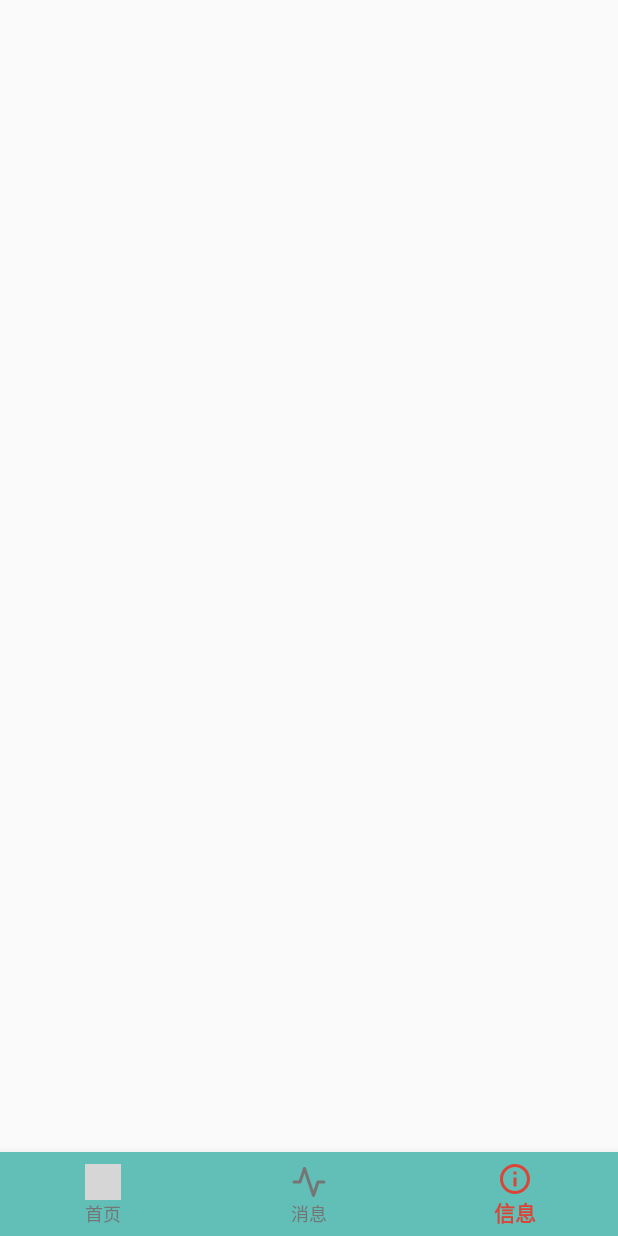
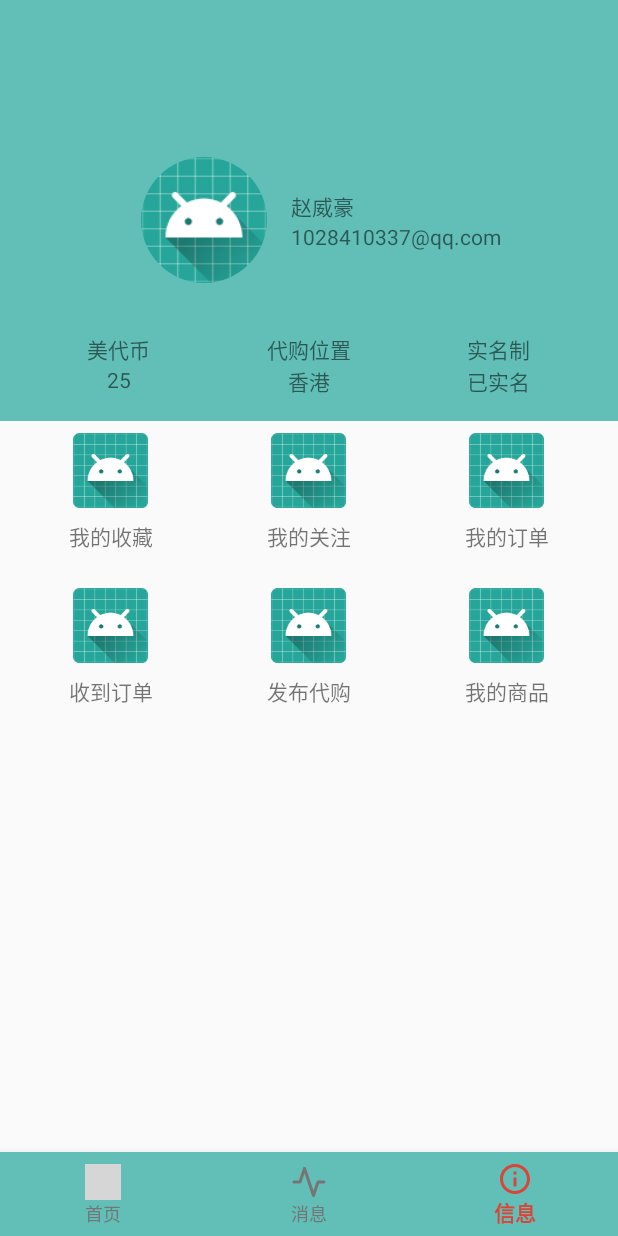
Before and after one commit to zhaoweih/Meidai, an Android app: the screen it shows after launch (MainActivity), item 3 of the bottom bar chosen, on a phone screen of 412 x 824 dp. Run offline under Robolectric (Android 15) with nearby library versions, the phone set to English and light mode, and no system bars; our stand-ins replace CircleImageView, Picasso; libraries missing offline, so code that uses them is left out: com.lzy.ninegrid, io.socket.client, org.litepal, org.litepal.crud; pictures from the network do not load; 3 statements that could not run were skipped; grey boxes are pictures that could not be loaded.

Commit message:
保存工作

```diff
--- a/app/build.gradle
+++ b/app/build.gradle
@@ -46,6 +46,7 @@ dependencies {
     compile 'com.lzy.widget:ninegridview:0.2.0'
     compile "org.jetbrains.anko:anko-commons:0.10.5"
     compile "org.jetbrains.anko:anko-design:0.10.5" // For SnackBars
+    compile 'de.hdodenhof:circleimageview:2.1.0'
     compile('io.socket:socket.io-client:0.8.3') {
         exclude group: 'org.json', module: 'json'
     }
--- a/app/src/main/java/me/zhaoweihao/shopping/ui/InfoFragment.java
+++ b/app/src/main/java/me/zhaoweihao/shopping/ui/InfoFragment.java
@@ -1,22 +1,88 @@
 package me.zhaoweihao.shopping.ui;
 
+import android.content.Intent;
 import android.os.Bundle;
-import android.support.annotation.NonNull;
 import android.support.annotation.Nullable;
 import android.support.v4.app.Fragment;
 import android.view.LayoutInflater;
 import android.view.View;
 import android.view.ViewGroup;
-import android.widget.Button;
+import android.view.textservice.TextInfo;
+import android.widget.LinearLayout;
+import android.widget.TextView;
+import android.widget.Toast;
+
+import org.litepal.crud.DataSupport;
 
 import me.zhaoweihao.shopping.R;
-
+import me.zhaoweihao.shopping.database.UserInfo;
+import me.zhaoweihao.shopping.goods.CollectionActivity;
+import me.zhaoweihao.shopping.goods.MyGoodsActivity;
+import me.zhaoweihao.shopping.goods.PublishGoodsActivity;
+import me.zhaoweihao.shopping.trade.PurchaserTradeActivity;
+import me.zhaoweihao.shopping.trade.SellerTradeActivity;
+import me.zhaoweihao.shopping.user.ConcernActivity;
 
 public class InfoFragment extends Fragment {
+
+    private LinearLayout[] linearLayouts;
+
+    private int[] lls = {R.id.ll_user_collect, R.id.ll_user_concern, R.id.ll_user_trade_purchaser, R.id.ll_user_trade_seller,
+    R.id.ll_publish_goods, R.id.ll_my_goods};
+
+    private int[] tvs = {R.id.tv_username, R.id.tv_phone, R.id.tv_usercoin, R.id.tv_location, R.id.tv_userauthenticated};
+
+    private TextView[] textViews;
 
     public InfoFragment() {
 
     }
 
     public static InfoFragment newInstance() { return new InfoFragment(); }
+
+    @Nullable
+    @Override
+    public View onCreateView(LayoutInflater inflater, @Nullable ViewGroup container, @Nullable Bundle savedInstanceState) {
+        View view = inflater.inflate(R.layout.fragment_info, container, false);
+
+        initViews(view);
+
+        return view;
+    }
+
+    private void initViews(View view) {
+
+        UserInfo userInfo = DataSupport.findFirst(UserInfo.class);
+
+        if (userInfo == null || userInfo.getUserAuthenticated() == null) {
+            Toast.makeText(getActivity(), "请登录", Toast.LENGTH_SHORT).show();
+            return;
+        }
+
+        String[] strings = {userInfo.getUserName(), userInfo.getUserPhone(), String.valueOf(userInfo.getUserCoin()),
+        userInfo.getUserAddressMore(), userInfo.getUserAuthenticated() == 1 ? "已实名":"未实名"};
+
+        textViews = new TextView[tvs.length];
+
+        for (int i = 0;i < tvs.length; i++) {
+            textViews[i] = view.findViewById(tvs[i]);
+            textViews[i].setText(strings[i]);
+        }
+
+        Class[] classes = {CollectionActivity.class, ConcernActivity.class, PurchaserTradeActivity.class,
+                SellerTradeActivity.class, PublishGoodsActivity.class, MyGoodsActivity.class};
+
+        linearLayouts = new LinearLayout[lls.length];
+
+        for (int i = 0; i < lls.length; i++) {
+            linearLayouts[i] = view.findViewById(lls[i]);
+
+            int finalI = i;
+            linearLayouts[i].setOnClickListener(view1 -> {
+                Intent intent = new Intent(getActivity(), classes[finalI]);
+                startActivity(intent);
+            });
+        }
+
+    }
 }
--- /dev/null
+++ b/app/src/main/res/layout/fragment_info.xml
@@ -0,0 +1,294 @@
+<?xml version="1.0" encoding="utf-8"?>
+<android.support.constraint.ConstraintLayout xmlns:android="http://schemas.android.com/apk/res/android"
+    xmlns:app="http://schemas.android.com/apk/res-auto"
+    android:layout_width="match_parent"
+    android:layout_height="match_parent">
+
+    <LinearLayout
+        android:layout_width="match_parent"
+        android:layout_height="match_parent"
+        android:orientation="vertical">
+
+        <android.support.design.widget.AppBarLayout
+            android:layout_width="match_parent"
+            android:layout_height="wrap_content"
+            android:theme="@style/AppTheme.AppBarOverlay"
+            app:elevation="0dp">
+
+            <android.support.v7.widget.Toolbar
+                android:id="@+id/toolbar"
+                android:layout_width="match_parent"
+                android:layout_height="?attr/actionBarSize"
+                android:background="?attr/colorPrimary"
+                app:popupTheme="@style/AppTheme.PopupOverlay" />
+
+        </android.support.design.widget.AppBarLayout>
+
+        <FrameLayout
+            android:layout_width="match_parent"
+            android:layout_height="wrap_content"
+            android:background="@color/colorPrimary"
+            android:padding="16dp">
+
+            <LinearLayout
+                android:layout_width="match_parent"
+                android:layout_height="wrap_content"
+                android:orientation="vertical">
+
+                <LinearLayout
+                    android:layout_width="match_parent"
+                    android:layout_height="150dp"
+                    android:gravity="center"
+                    android:orientation="horizontal">
+
+                    <de.hdodenhof.circleimageview.CircleImageView
+                        android:id="@+id/iv_avatar"
+                        android:layout_width="100dp"
+                        android:layout_height="100dp"
+                        android:src="@mipmap/ic_launcher"
+                        android:layout_margin="8dp"
+                        android:padding="8dp"
+                        />
+
+                    <LinearLayout
+                        android:layout_width="wrap_content"
+                        android:layout_height="wrap_content"
+                        android:orientation="vertical">
+
+                        <TextView
+                            android:id="@+id/tv_username"
+                            android:layout_width="wrap_content"
+                            android:layout_height="wrap_content"
+                            android:text="赵威豪" />
+
+                        <TextView
+                            android:id="@+id/tv_phone"
+                            android:layout_width="wrap_content"
+                            android:layout_height="wrap_content"
+                            android:text="1028410337@qq.com" />
+                    </LinearLayout>
+                </LinearLayout>
+
+                <LinearLayout
+                    android:layout_width="match_parent"
+                    android:layout_height="wrap_content"
+                    android:orientation="horizontal">
+
+                    <LinearLayout
+                        android:layout_width="0dp"
+                        android:layout_height="wrap_content"
+                        android:layout_weight="1"
+                        android:gravity="center"
+                        android:orientation="vertical">
+
+                        <TextView
+                            android:layout_width="wrap_content"
+                            android:layout_height="wrap_content"
+                            android:text="美代币" />
+
+                        <TextView
+                            android:id="@+id/tv_usercoin"
+                            android:layout_width="wrap_content"
+                            android:layout_height="wrap_content"
+                            android:text="25" />
+
+                    </LinearLayout>
+
+                    <LinearLayout
+                        android:layout_width="0dp"
+                        android:layout_height="wrap_content"
+                        android:layout_weight="1"
+                        android:gravity="center"
+                        android:orientation="vertical">
+
+                        <TextView
+                            android:layout_width="wrap_content"
+                            android:layout_height="wrap_content"
+                            android:text="代购位置" />
+
+                        <TextView
+                            android:id="@+id/tv_location"
+                            android:layout_width="wrap_content"
+                            android:layout_height="wrap_content"
+                            android:text="香港" />
+
+                    </LinearLayout>
+
+                    <LinearLayout
+                        android:layout_width="0dp"
+                        android:layout_height="wrap_content"
+                        android:layout_weight="1"
+                        android:gravity="center"
+                        android:orientation="vertical">
+
+                        <TextView
+                            android:layout_width="wrap_content"
+                            android:layout_height="wrap_content"
+                            android:text="实名制" />
+
+                        <TextView
+                            android:id="@+id/tv_userauthenticated"
+                            android:layout_width="wrap_content"
+                            android:layout_height="wrap_content"
+                            android:text="已实名" />
+
+                    </LinearLayout>
+
+
+                </LinearLayout>
+
+            </LinearLayout>
+        </FrameLayout>
+        <LinearLayout
+            android:padding="8dp"
+            android:orientation="horizontal"
+            android:layout_width="match_parent"
+            android:layout_height="wrap_content">
+            <LinearLayout
+                android:id="@+id/ll_user_collect"
+                android:gravity="center"
+                android:orientation="vertical"
+                android:layout_weight="1"
+                android:layout_width="0dp"
+                android:layout_height="wrap_content">
+
+                <ImageView
+                    android:layout_width="50dp"
+                    android:layout_height="50dp"
+                    android:src="@mipmap/ic_launcher"
+                    />
+
+                <TextView
+                    android:layout_margin="8dp"
+                    android:layout_width="wrap_content"
+                    android:layout_height="wrap_content"
+                    android:text="我的收藏"
+                    />
+
+            </LinearLayout>
+
+            <LinearLayout
+                android:id="@+id/ll_user_concern"
+                android:gravity="center"
+                android:orientation="vertical"
+                android:layout_weight="1"
+                android:layout_width="0dp"
+                android:layout_height="wrap_content">
+
+                <ImageView
+                    android:layout_width="50dp"
+                    android:layout_height="50dp"
+                    android:src="@mipmap/ic_launcher"
+                    />
+
+                <TextView
+                    android:layout_margin="8dp"
+                    android:layout_width="wrap_content"
+                    android:layout_height="wrap_content"
+                    android:text="我的关注"
+                    />
+
+            </LinearLayout>
+
+            <LinearLayout
+                android:id="@+id/ll_user_trade_purchaser"
+                android:gravity="center"
+                android:orientation="vertical"
+                android:layout_weight="1"
+                android:layout_width="0dp"
+                android:layout_height="wrap_content">
+
+                <ImageView
+                    android:layout_width="50dp"
+                    android:layout_height="50dp"
+                    android:src="@mipmap/ic_launcher"
+                    />
+
+                <TextView
+                    android:layout_margin="8dp"
+                    android:layout_width="wrap_content"
+                    android:layout_height="wrap_content"
+                    android:text="我的订单"
+                    />
+
+            </LinearLayout>
+        </LinearLayout>
+
+        <LinearLayout
+            android:padding="8dp"
+            android:orientation="horizontal"
+            android:layout_width="match_parent"
+            android:layout_height="wrap_content">
+            <LinearLayout
+                android:id="@+id/ll_user_trade_seller"
+                android:gravity="center"
+                android:orientation="vertical"
+                android:layout_weight="1"
+                android:layout_width="0dp"
+                android:layout_height="wrap_content">
+
+                <ImageView
+                    android:layout_width="50dp"
+                    android:layout_height="50dp"
+                    android:src="@mipmap/ic_launcher"
+                    />
+
+                <TextView
+                    android:layout_margin="8dp"
+                    android:layout_width="wrap_content"
+                    android:layout_height="wrap_content"
+                    android:text="收到订单"
+                    />
+
+            </LinearLayout>
+
+            <LinearLayout
+                android:id="@+id/ll_publish_goods"
+                android:gravity="center"
+                android:orientation="vertical"
+                android:layout_weight="1"
+                android:layout_width="0dp"
+                android:layout_height="wrap_content">
+
+                <ImageView
+                    android:layout_width="50dp"
+                    android:layout_height="50dp"
+                    android:src="@mipmap/ic_launcher"
+                    />
+
+                <TextView
+                    android:layout_margin="8dp"
+                    android:layout_width="wrap_content"
+                    android:layout_height="wrap_content"
+                    android:text="发布代购"
+                    />
+
+            </LinearLayout>
+
+            <LinearLayout
+                android:id="@+id/ll_my_goods"
+                android:gravity="center"
+                android:orientation="vertical"
+                android:layout_weight="1"
+                android:layout_width="0dp"
+                android:layout_height="wrap_content">
+
+                <ImageView
+                    android:layout_width="50dp"
+                    android:layout_height="50dp"
+                    android:src="@mipmap/ic_launcher"
+                    />
+
+                <TextView
+                    android:layout_margin="8dp"
+                    android:layout_width="wrap_content"
+                    android:layout_height="wrap_content"
+                    android:text="我的商品"
+                    />
+
+            </LinearLayout>
+        </LinearLayout>
+    </LinearLayout>
+
+
+</android.support.constraint.ConstraintLayout>
```
